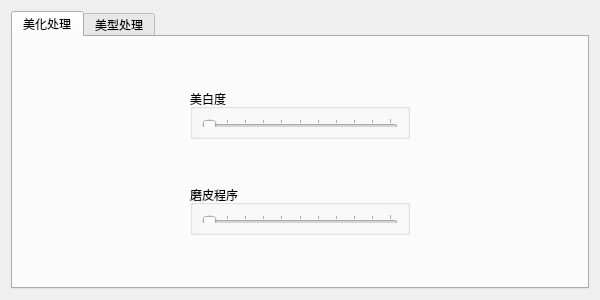
Above: process_UI.ui from icanerandy/BeautyCamera before the change. Below: the same form after it.
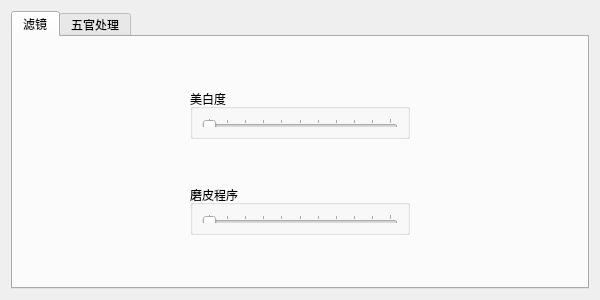
That is the form after the change.

```diff
--- a/process_UI.ui
+++ b/process_UI.ui
@@ -21,7 +21,7 @@
      </property>
      <widget class="QWidget" name="tab">
       <attribute name="title">
-       <string>美化处理</string>
+       <string>滤镜</string>
       </attribute>
       <layout class="QGridLayout" name="gridLayout_2">
        <item row="0" column="1">
@@ -174,7 +174,7 @@
      </widget>
      <widget class="QWidget" name="tab_2">
       <attribute name="title">
-       <string>美型处理</string>
+       <string>五官处理</string>
       </attribute>
       <layout class="QGridLayout" name="gridLayout_5">
        <item row="0" column="1">
```
